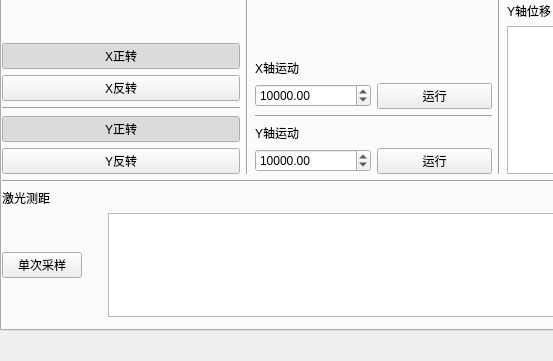
Before: the Qt Designer form gui/gui0.ui in SophistGuaPi/laser-radar-project, drawn with Qt 5; both pictures show x 0 to 553 and y 239 to 600 of the 800 by 600 pixel window.
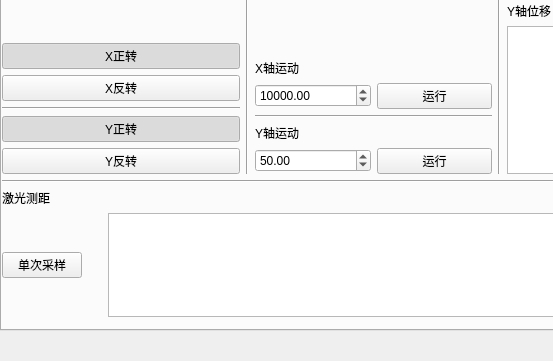
After: the same form once the commit is applied.

Patch:
```diff
--- a/gui/gui0.ui
+++ b/gui/gui0.ui
@@ -271,7 +271,7 @@
                     <enum>QAbstractSpinBox::AdaptiveDecimalStepType</enum>
                    </property>
                    <property name="value">
-                    <double>10000.000000000000000</double>
+                    <double>50.000000000000000</double>
                    </property>
                   </widget>
                  </item>
```
Left out of the diff: 2 changed lines with no effect on the pictures.
